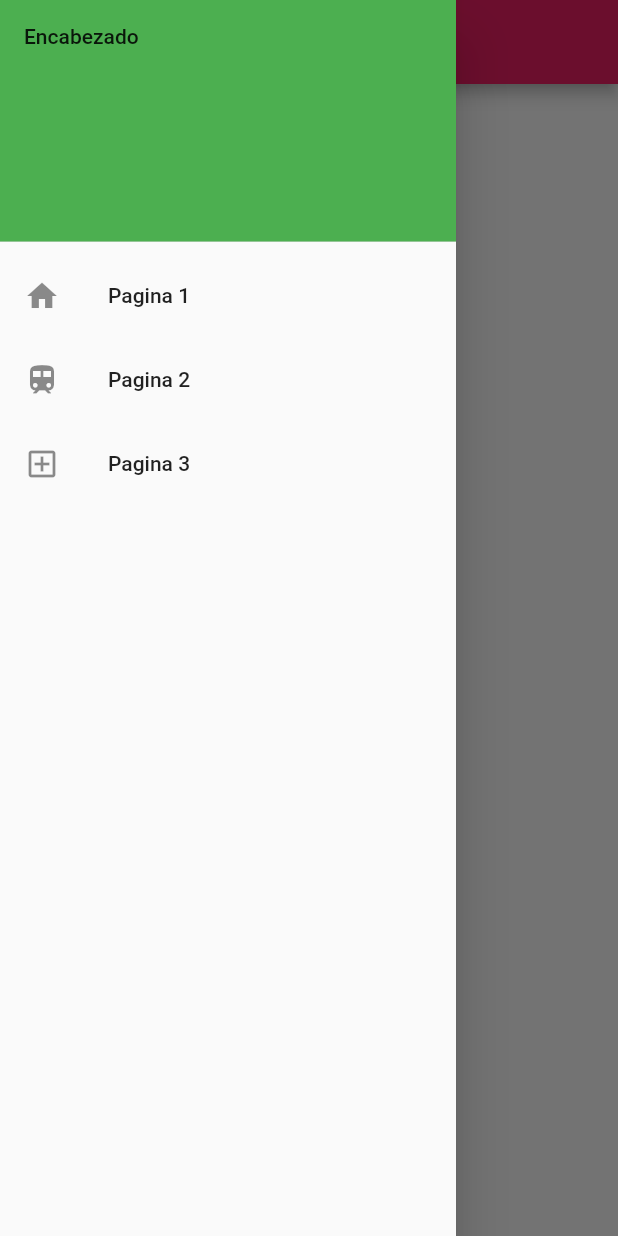
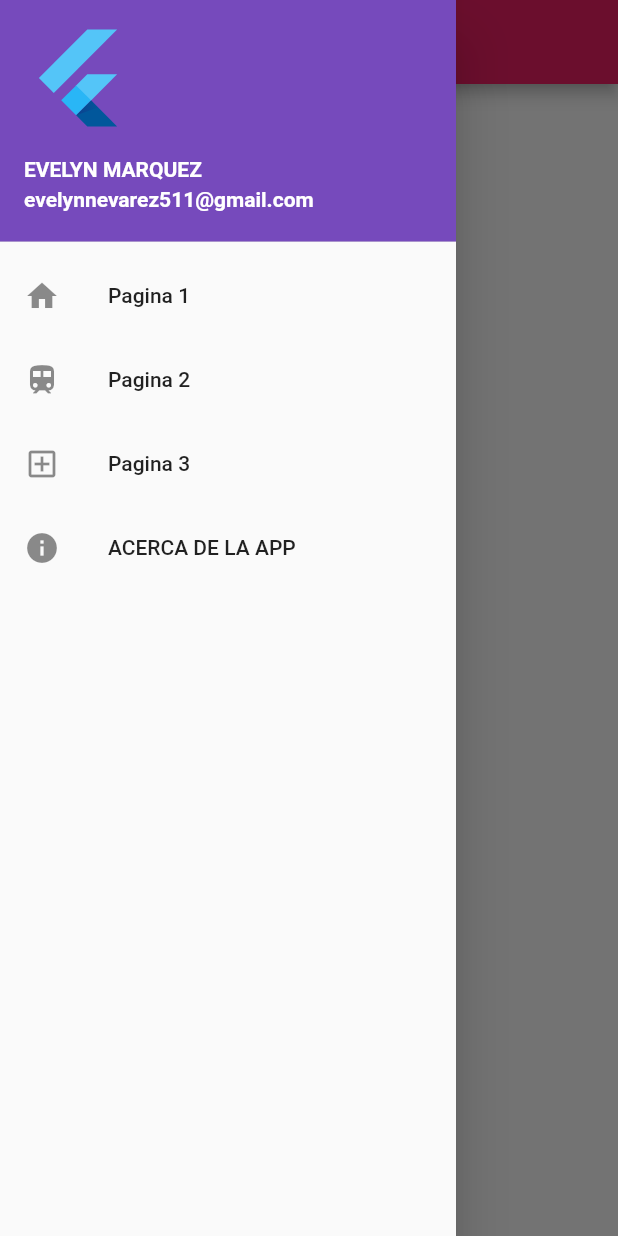
Before and after one commit to EvelynNevarez/Drawer_p_4, a Flutter app: the screen it shows after launch, with the side drawer open, on a phone screen of 412 x 824 dp. Run offline on Flutter 3.47's test engine with Material 2 defaults, Android fonts, the phone set to English and light mode, and no system bars.

```diff
--- a/lib/main.dart
+++ b/lib/main.dart
@@ -46,11 +46,21 @@ class _MyHomePageState extends State<MyHomePage> {
           // Important: Remove any padding from the ListView.
           padding: EdgeInsets.zero,
           children: [
-            const DrawerHeader(
-              decoration: BoxDecoration(
-                color: Colors.green,
+            const UserAccountsDrawerHeader(
+              decoration: BoxDecoration(color: const Color(0xff764abc)),
+              accountName: Text(
+                "EVELYN MARQUEZ",
+                style: TextStyle(
+                  fontWeight: FontWeight.bold,
+                ),
               ),
-              child: Text('Encabezado'),
+              accountEmail: Text(
+                "evelynnevarez511@gmail.com",
+                style: TextStyle(
+                  fontWeight: FontWeight.bold,
+                ),
+              ),
+              currentAccountPicture: FlutterLogo(),
             ),
             ListTile(
               leading: Icon(
@@ -79,6 +89,22 @@ class _MyHomePageState extends State<MyHomePage> {
                 Navigator.pop(context);
               },
             ),
+            AboutListTile(
+              // <-- SEE HERE
+              icon: Icon(
+                Icons.info,
+              ),
+              child: Text('ACERCA DE LA APP'),
+              applicationIcon: Icon(
+                Icons.local_play,
+              ),
+              applicationName: 'My Cool App',
+              applicationVersion: '1.0.25',
+              applicationLegalese: '© 2019 Company',
+              aboutBoxChildren: [
+                ///Content goes here...
+              ],
+            ),
           ],
         ),
       ),
```
